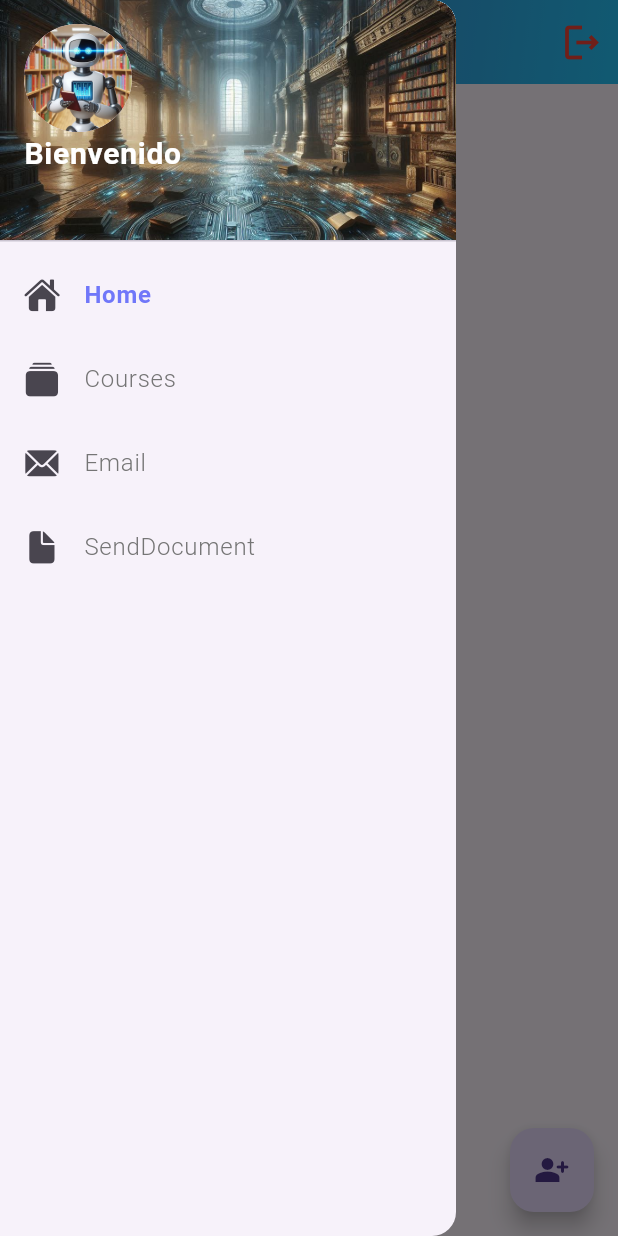
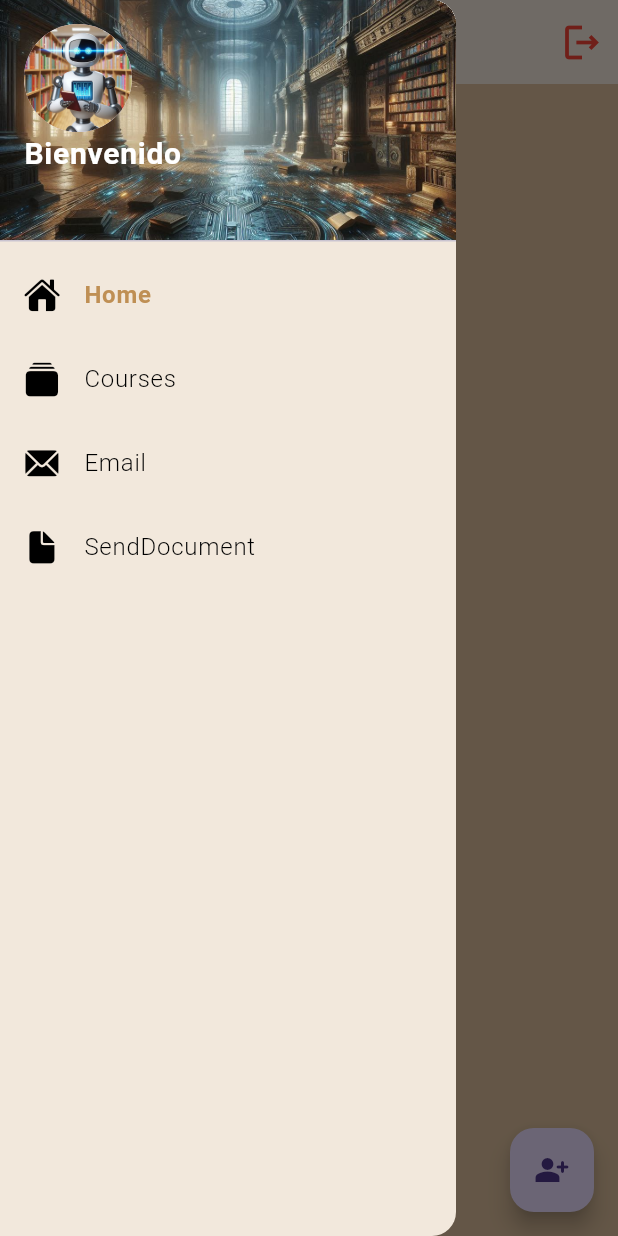
Before and after one commit to F-AntonioRC/AppFirebaseFlutterDemo, a Flutter app: the screen it shows once a user with an empty profile is signed in, with the side drawer open, on a phone screen of 412 x 824 dp. Run offline on Flutter 3.47's test engine with Material 3 defaults, Android fonts, the light colour scheme and no system bars; our stand-ins replace bloc, cloud_firestore, equatable, firebase_auth, firebase_core, flutter_bloc and 1 more; missing offline and left inert: passwordfield; accounts and stored records are empty; network calls fail.

Commit message:
changes of UI

```diff
--- a/lib/components/all_employee_details.dart
+++ b/lib/components/all_employee_details.dart
@@ -1,6 +1,7 @@
 import 'package:flutter/material.dart';
 import 'package:cloud_firestore/cloud_firestore.dart';
 import 'package:testwithfirebase/components/custom_snackbar.dart';
+import 'package:testwithfirebase/dataConst/constand.dart';
 import 'package:testwithfirebase/service/database.dart';
 
 class AllEmployeeDetails extends StatelessWidget {
--- a/lib/components/drawer_widget.dart
+++ b/lib/components/drawer_widget.dart
@@ -4,6 +4,7 @@ import 'package:flutter_bloc/flutter_bloc.dart';
 import 'package:testwithfirebase/bloc/drawer_bloc.dart';
 import 'package:testwithfirebase/bloc/drawer_event.dart';
 import 'package:testwithfirebase/bloc/drawer_state.dart';
+import 'package:testwithfirebase/dataConst/constand.dart';
 
 class _NavigationItem {
   final NavItem item;
@@ -29,23 +30,24 @@ class _NavDrawerWidgetState extends State<NavDrawerWidget> {
     _NavigationItem(
         item: NavItem.homeView,
         title: "Home",
-        icon: const Icon(CupertinoIcons.house_fill)),
+        icon: const Icon(CupertinoIcons.house_fill, color: Colors.black)),
     _NavigationItem(
         item: NavItem.courseView,
         title: "Courses",
-        icon: const Icon(CupertinoIcons.collections_solid)),
+        icon: const Icon(CupertinoIcons.collections_solid, color: Colors.black,)),
     _NavigationItem(
         item: NavItem.emailView,
         title: "Email",
-        icon: const Icon(CupertinoIcons.mail_solid)),
+        icon: const Icon(CupertinoIcons.mail_solid, color: Colors.black)),
     _NavigationItem(
         item: NavItem.documentView,
         title: "SendDocument",
-        icon: const Icon(CupertinoIcons.doc_fill))
+        icon: const Icon(CupertinoIcons.doc_fill, color: Colors.black))
   ];
 
   @override
   Widget build(BuildContext context) => Drawer(
+    backgroundColor: ligth,
           child: Column(
         crossAxisAlignment: CrossAxisAlignment.center,
         children: [
@@ -93,8 +95,9 @@ class _NavDrawerWidgetState extends State<NavDrawerWidget> {
                 ? FontWeight.bold
                 : FontWeight.w300,
             color: data.item == state.selectedItem
-                ? const Color.fromARGB(255, 112, 119, 249)
-                : Colors.grey[600]),
+                ? darkBackground
+                : Colors.black,
+        ),
       ),
       leading: data.icon,
       onTap: () {
--- a/lib/main.dart
+++ b/lib/main.dart
@@ -1,6 +1,7 @@
 import 'package:firebase_core/firebase_core.dart';
 import 'package:flutter/material.dart';
 import 'package:testwithfirebase/auth/auth_gate.dart';
+import 'package:testwithfirebase/dataConst/constand.dart';
 import 'package:testwithfirebase/firebase_options.dart';
 
 void main() async {
@@ -15,7 +16,9 @@ class MyApp extends StatelessWidget {
   // This widget is the root of your application.
   @override
   Widget build(BuildContext context) {
-    return const MaterialApp(
-        debugShowCheckedModeBanner: false, home: AuthGate());
+    return MaterialApp(
+        theme: ThemeData(scaffoldBackgroundColor: ligthBackground, primaryColor: ligth,
+            primaryColorDark: darkBackground),
+        debugShowCheckedModeBanner: false, home: const AuthGate());
   }
 }
--- /dev/null
+++ b/lib/pages/dashboard_main.dart
@@ -0,0 +1,13 @@
+import 'package:flutter/cupertino.dart';
+
+class DashboardMain extends StatelessWidget {
+  const DashboardMain({super.key});
+
+  @override
+  Widget build(BuildContext context) {
+    return const Center(
+      child:
+      Text("DATA"),
+    );
+  }
+}
--- a/lib/pages/home_page.dart
+++ b/lib/pages/home_page.dart
@@ -5,7 +5,9 @@ import 'package:testwithfirebase/auth/auth_service.dart';
 import 'package:testwithfirebase/bloc/drawer_bloc.dart';
 import 'package:testwithfirebase/bloc/drawer_state.dart';
 import 'package:testwithfirebase/components/drawer_widget.dart';
+import 'package:testwithfirebase/dataConst/constand.dart';
 import 'package:testwithfirebase/pages/courses.dart';
+import 'package:testwithfirebase/pages/dashboard_main.dart';
 import 'package:testwithfirebase/pages/empoyee.dart';
 import 'package:testwithfirebase/pages/screen_employee.dart';
 import 'package:testwithfirebase/pages/send_document.dart';
@@ -65,22 +67,10 @@ class _HomePageState extends State<HomePage> {
                   title: Text(
                     _getAppbarTitle(state.selectedItem),
                     style: const TextStyle(
-                        color: Colors.white, fontWeight: FontWeight.bold),
+                        color: Colors.black, fontWeight: FontWeight.bold),
                   ),
-                  backgroundColor: Colors.lightBlue,
-                  shadowColor: Colors.grey,
-                  flexibleSpace: Container(
-                    decoration: const BoxDecoration(
-                      gradient: LinearGradient(
-                        colors: [
-                          Color(0xFF4C60AF),
-                          Color.fromARGB(255, 37, 195, 248),
-                        ],
-                        begin: Alignment.topLeft,
-                        end: Alignment.bottomRight,
-                      ),
-                    ),
-                  ),
+                  backgroundColor: ligth,
+                  shadowColor: Colors.black ,
                   scrolledUnderElevation: 10.0,
                   centerTitle: true,
                   systemOverlayStyle: SystemUiOverlayStyle.dark,
@@ -120,7 +110,7 @@ class _HomePageState extends State<HomePage> {
   Widget _getContentForState(NavItem selectedItem) {
     switch (selectedItem) {
       case NavItem.homeView:
-        return const ScreenEmployee();
+        return const DashboardMain();
       case NavItem.courseView:
         return const Courses();
       case NavItem.emailView:
@@ -129,7 +119,7 @@ class _HomePageState extends State<HomePage> {
         return const SendDocument();
 
       default:
-        return const ScreenEmployee();
+        return const DashboardMain();
     }
   }
 
```
Also changed, not shown: lib/components/my_button.dart (+18 -6 lines), lib/pages/login_page.dart (+14 -11 lines), lib/pages/register_page.dart (+17 -6 lines).
